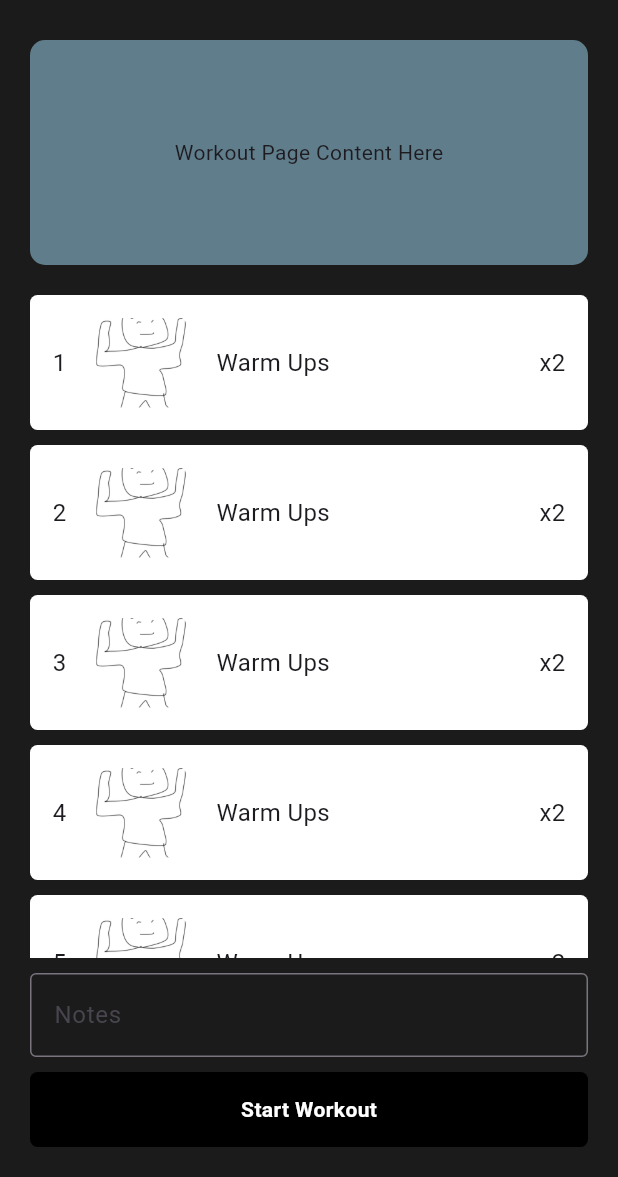
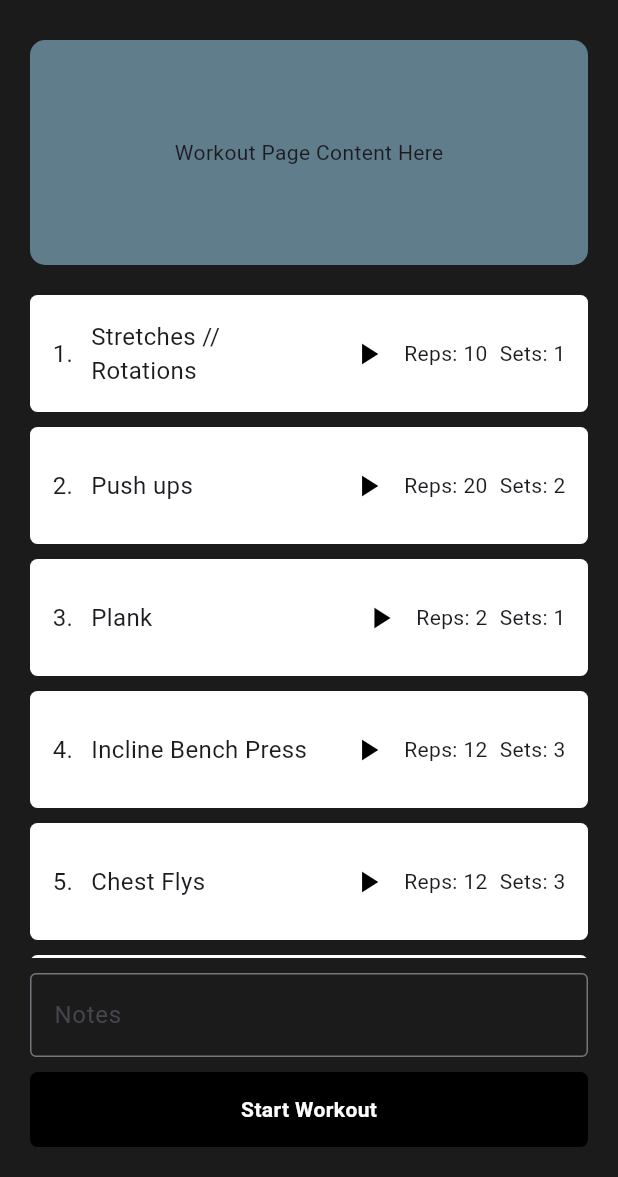
Before and after one commit to ArulRosario93/coachsync, a Flutter app: the WorkoutPage screen opened directly, on a phone screen of 412 x 824 dp, the part 59-1236 px from its top. Run offline on Flutter 3.47's test engine with Material 3 defaults, Android fonts, the phone set to English and light mode, and no system bars; our stand-ins replace firebase_auth, firebase_core, google_fonts, google_sign_in, hive, hive_flutter and 1 more; accounts and stored records are empty; Roboto replaces fonts that are missing (Alata).

Commit message:
Enhance workout and schedule features with new data models and UI updates
- Updated EverydayForm model to include date and planName fields.
- Modified COngingSchedulePage to handle DateTime for date and improved date handling.
- Enhanced WorkoutPage with new exercises and video support.
- Refactored clientpage to manage data storage and retrieval more effectively.
- Improved Cscheduledialog to display loading state and handle DateTime.
- Added video playback functionality with playyoutubevideo widget.
- Updated pubspec.yaml and lock files for new dependencies.

```diff
--- a/lib/Models/everydayform.dart
+++ b/lib/Models/everydayform.dart
@@ -2,30 +2,36 @@
 class EverydayForm {
 
   final String id;
+  final DateTime date;
   final String name;
   final String description;
   final String pictureUrl;
   final List<dynamic> exercises;
   final String note;
   final List<dynamic> goals;
+  final String planName;
 
   const EverydayForm({
     required this.id,
+    required this.date,
     required this.name,
     required this.description,
     required this.pictureUrl,
     required this.exercises,
     required this.note,
     required this.goals,
+    required this.planName,
   });
 
   Map<String, dynamic> toJson() => {
     'id': id,
+    'date': date,
     'name': name,
     'description': description,
     'pictureUrl': pictureUrl,
     'exercises': exercises,
     'note': note,
     'goals': goals,
+    'planName': planName,
   };
 }
--- a/lib/View/ClientPages/WorkoutPage/workoutpage.dart
+++ b/lib/View/ClientPages/WorkoutPage/workoutpage.dart
@@ -1,3 +1,4 @@
+import 'package:coachsync/View/WIdgets/playyoutubevideo.dart';
 import 'package:flutter/material.dart';
 
 class WorkoutPage extends StatelessWidget {
@@ -10,36 +11,81 @@ class WorkoutPage extends StatelessWidget {
 
     List<dynamic> exercises = [
       {
-        'name': "Warm Ups",
-        'reps': 2,
+        'name': "Stretches // Rotations",
+        'reps': 10,
+        'sets': 1,
+        'videoURL': "https://www.youtube.com/watch?v=6UQRYaKLQZo&list=RD6UQRYaKLQZo&start_radio=1",
+      },
+      {
+        'name': "Push ups",
+        'reps': 20,
+        'sets': 2,
         'videoURL': "",
       },
       {
-        'name': "Warm Ups",
+        'name': "Plank",
         'reps': 2,
+        'sets': 1,
         'videoURL': "",
       },
       {
-        'name': "Warm Ups",
-        'reps': 2,
+        'name': "Incline Bench Press",
+        'reps': 12,
+        'sets': 3,
         'videoURL': "",
       },
       {
-        'name': "Warm Ups",
-        'reps': 2,
+        'name': "Chest Flys",
+        'reps': 12,
+        'sets': 3,
         'videoURL': "",
       },
       {
-        'name': "Warm Ups",
-        'reps': 2,
+        'name': "Chest Dips",
+        'reps': 12,
+        'sets': 3,
+        'videoURL': "",
+      },
+
+      {
+        'name': "Shoulder Press",
+        'reps': 12,
+        'sets': 3,
         'videoURL': "",
       },
       {
-        'name': "Warm Ups",
-        'reps': 2,
+        'name': "Arnold Press",
+        'reps': 12,
+        'sets': 3,
         'videoURL': "",
       },
+      {
+        'name': "Lateral Raises",
+        'reps': 12,
+        'sets': 3,
+        'videoURL': "",
+      },
+      {
+        'name': "Tricep Dips",
+        'reps': 12,
+        'sets': 3,
+        'videoURL': "",
+      },
+      {
+        'name': "Tricep Kickbacks",
+        'reps': 12,
+        'sets': 3,
+        'videoURL': "",
+      },
+      {
+        'name': "Overhead Tricep Extensions",
+        'reps': 12,
+        'sets': 3,
+        'videoURL': "",
+      },
+
     ];
+
 
     return Scaffold(
       backgroundColor: Color(0xFF1B1B1B),
@@ -52,7 +98,8 @@ class WorkoutPage extends StatelessWidget {
 
       body: Column(
         children: [
-          Container(
+          AnimatedContainer(
+            duration: Duration(milliseconds: 300),
             height: 150,
             margin: EdgeInsets.symmetric(horizontal: 20, vertical: 10),
             alignment: Alignment.center,
@@ -77,26 +124,21 @@ class WorkoutPage extends StatelessWidget {
                       padding: EdgeInsets.all(15.0),
                       child: Row(
                         children: [
-                          Text((index+1).toString(), style: TextStyle(fontSize: 16,), textAlign: TextAlign.center,),
+                          Text('${index+1}.', style: TextStyle(fontSize: 16,), textAlign: TextAlign.center,),
 
-                          const SizedBox(width: 20,),
+                          const SizedBox(width: 12,),
 
-                          Container(
-                            width: 60,
-                            height: 60,
-                            decoration: BoxDecoration(
-                              borderRadius: BorderRadius.circular(5),
-                              image: DecorationImage(image: AssetImage('assets/OnboardingImages/hurray.png',), fit: BoxFit.cover),
-                            ),
-                          ),
+                          Expanded(child: Text(exercises[index]['name'], style: TextStyle(fontSize: 16),)),
 
-                          const SizedBox(width: 20,),
+                          Row(
+                            children: [
+                              IconButton(onPressed: () => showVideoDialog(context, exercises[index]['videoURL']), icon: Icon(Icons.play_arrow, color: Colors.black,)),
+                              Text("Reps: ${exercises[index]['reps']}", style: TextStyle(fontSize: 14),),
+                              const SizedBox(width: 8,),
+                              Text("Sets: ${exercises[index]['sets']}", style: TextStyle(fontSize: 14),),
+                            ],
+                          )
 
-                          Text(exercises[index]['name'], style: TextStyle(fontSize: 16),),
-
-                          Spacer(),
-
-                          Text("x" + exercises[index]['reps'].toString(), style: TextStyle(fontSize: 16),),
                         ],
                       ),
                     );
@@ -110,12 +152,20 @@ class WorkoutPage extends StatelessWidget {
               Padding(
                 padding: EdgeInsets.symmetric(horizontal: 20, vertical: 10),
                 child: TextField(
+                  // color of the textfield should be a light grey and the text should be white
+                  style: TextStyle(color: Colors.white),
                   controller: notesController,
                   maxLines: 5,
                   minLines: 1,
                   decoration: InputDecoration(
                     hintText: 'Notes',
-                    border: OutlineInputBorder()
+                    focusColor: Colors.white,
+                    focusedBorder: OutlineInputBorder(
+                      borderSide: BorderSide(color: Colors.white),
+                    ),
+                    border: OutlineInputBorder(
+                      borderSide: BorderSide(color: Colors.white),
+                    )
                   ),
                 ),
               ),
--- a/pubspec.yaml
+++ b/pubspec.yaml
@@ -40,6 +40,8 @@ dependencies:
   hive_flutter: ^1.1.0
   http: ^1.5.0
   shared_preferences: ^2.5.4
+  youtube_player_flutter: ^9.1.3
+  youtube_player_iframe: ^5.2.2
 
 dev_dependencies:
   flutter_lints: ^5.0.0
```
Also changed, not shown: lib/View/ClientPages/COngoingSchedulePage/congingschedulepage.dart (+13 -12 lines), lib/View/ClientPages/clientpage.dart (+11 -6 lines), lib/View/WIdgets/cscheduledialog.dart (+75 -85 lines), lib/View/WIdgets/playyoutubevideo.dart (added, +23 -0 lines), lib/ViewModel/DataLocalStorage.dart (+63 -8 lines), pubspec.lock, 5 other files.
